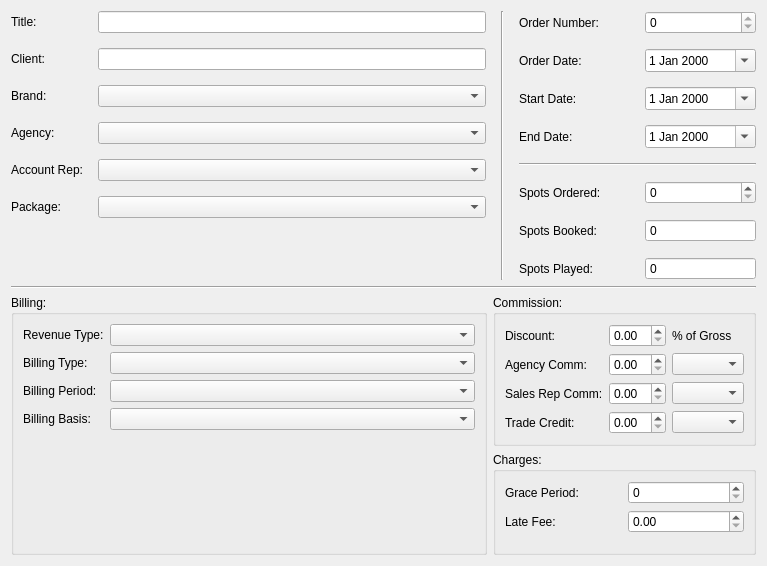
Above: rave/Traffik/orderform.ui from pgathogo/raven before the change. Below: the same form after it.
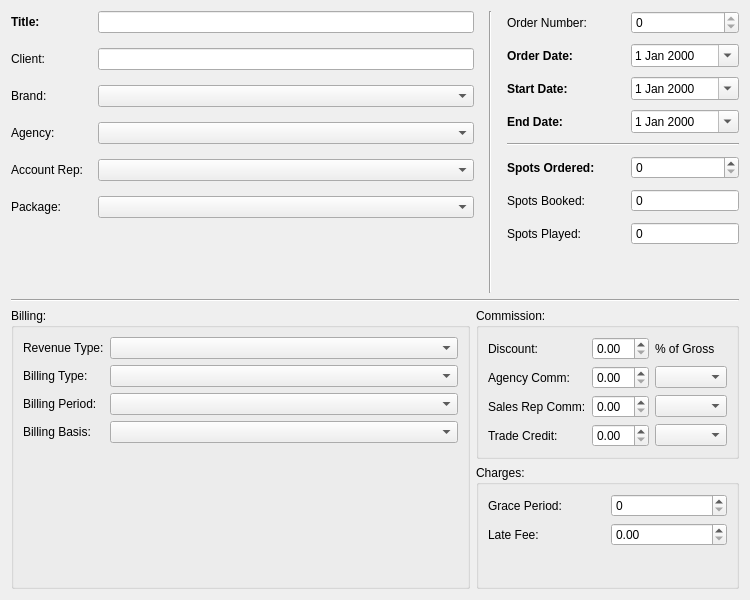
That is the form after the change.

```diff
--- a/rave/Traffik/orderform.ui
+++ b/rave/Traffik/orderform.ui
@@ -6,8 +6,8 @@
    <rect>
     <x>0</x>
     <y>0</y>
-    <width>767</width>
-    <height>566</height>
+    <width>750</width>
+    <height>600</height>
    </rect>
   </property>
   <property name="sizePolicy">
@@ -18,8 +18,14 @@
   </property>
   <property name="minimumSize">
    <size>
-    <width>730</width>
-    <height>480</height>
+    <width>750</width>
+    <height>580</height>
+   </size>
+  </property>
+  <property name="maximumSize">
+   <size>
+    <width>760</width>
+    <height>600</height>
    </size>
   </property>
   <property name="windowTitle">
@@ -50,6 +56,11 @@
        </item>
        <item row="0" column="0">
         <widget class="QLabel" name="label">
+         <property name="font">
+          <font>
+           <bold>true</bold>
+          </font>
+         </property>
          <property name="text">
           <string>Title:</string>
          </property>
@@ -131,6 +142,9 @@
      </item>
      <item>
       <layout class="QGridLayout" name="gridLayout_2">
+       <property name="verticalSpacing">
+        <number>10</number>
+       </property>
        <item row="1" column="1">
         <widget class="QDateEdit" name="dtOrderDate">
          <property name="calendarPopup">
@@ -147,6 +161,11 @@
        </item>
        <item row="3" column="0">
         <widget class="QLabel" name="label_6">
+         <property name="font">
+          <font>
+           <bold>true</bold>
+          </font>
+         </property>
          <property name="text">
           <string>End Date:</string>
          </property>
@@ -154,6 +173,11 @@
        </item>
        <item row="1" column="0">
         <widget class="QLabel" name="label_4">
+         <property name="font">
+          <font>
+           <bold>true</bold>
+          </font>
+         </property>
          <property name="text">
           <string>Order Date:</string>
          </property>
@@ -211,6 +235,11 @@
        </item>
        <item row="5" column="0">
         <widget class="QLabel" name="label_11">
+         <property name="font">
+          <font>
+           <bold>true</bold>
+          </font>
+         </property>
          <property name="text">
           <string>Spots Ordered:</string>
          </property>
@@ -218,6 +247,11 @@
        </item>
        <item row="2" column="0">
         <widget class="QLabel" name="label_5">
+         <property name="font">
+          <font>
+           <bold>true</bold>
+          </font>
+         </property>
          <property name="text">
           <string>Start Date:</string>
          </property>
```
Left out of the diff: 20 changed lines with no effect on the pictures.
